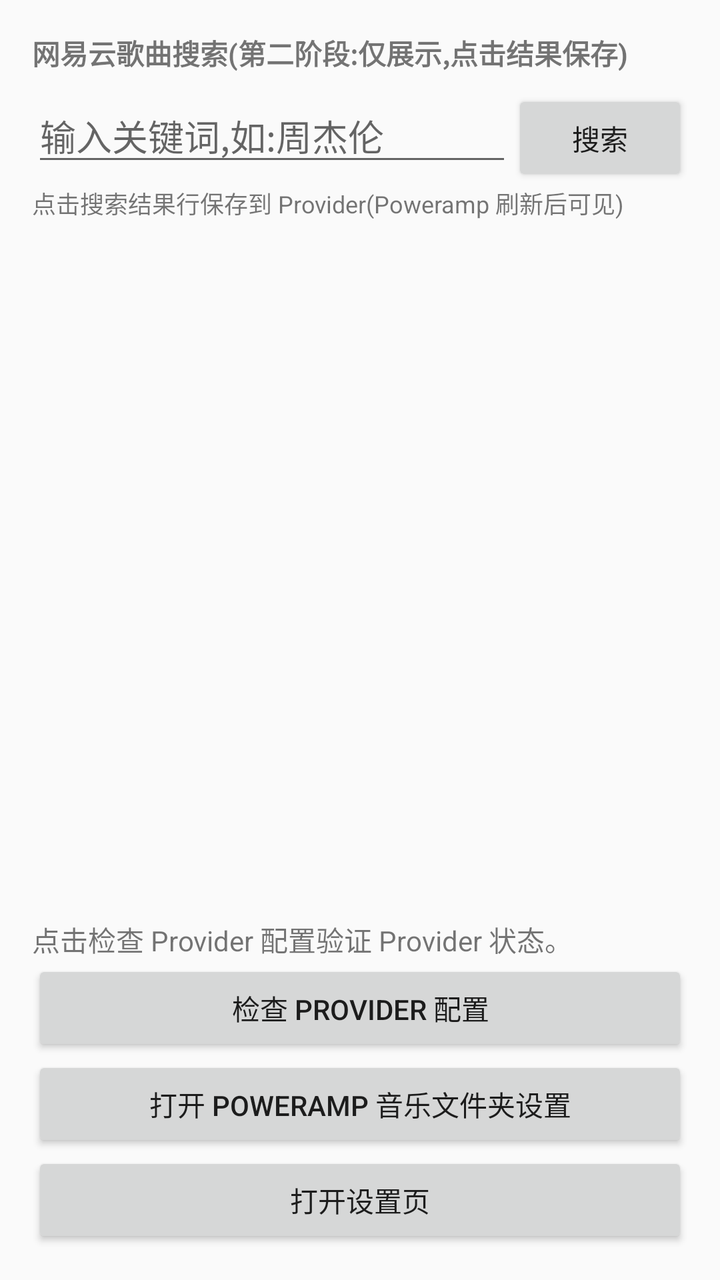
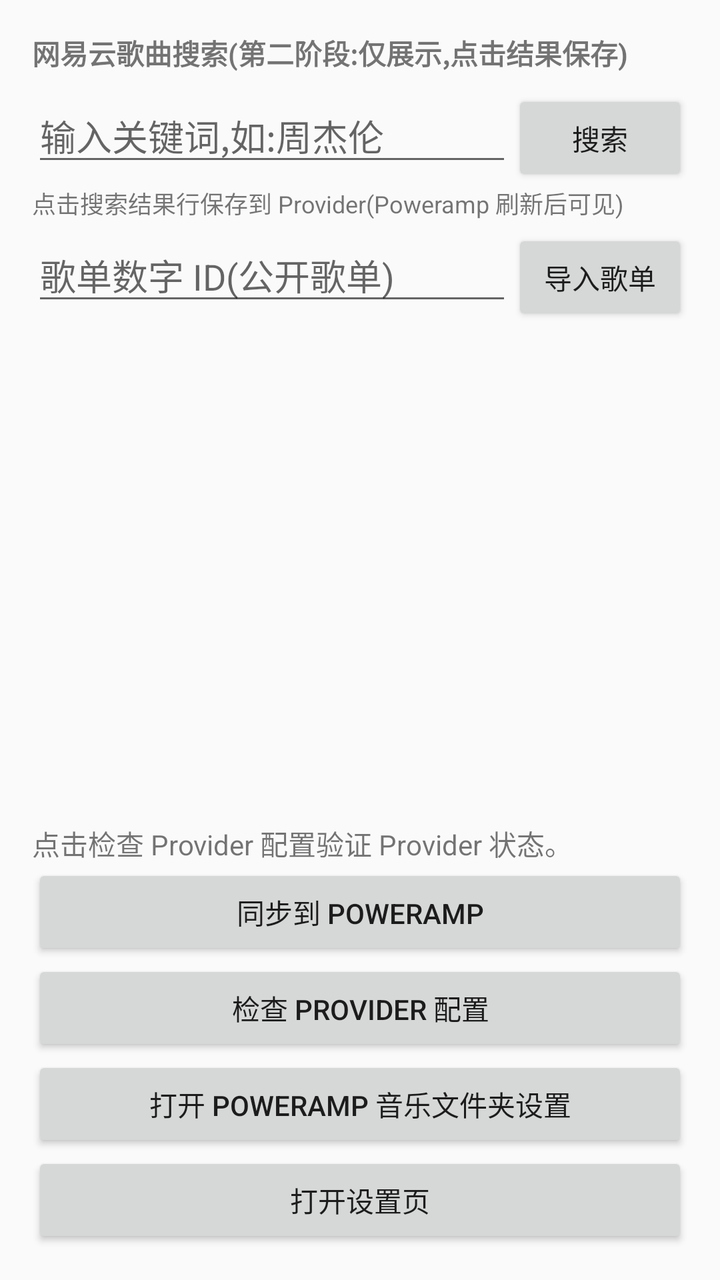

Two renders of the same Android screen: before a commit and after it. Below are the layout's source before the change and the commit's diff.
<!-- AndroidManifest.xml: application theme AppTheme -->
<!-- res/layout/activity_main.xml -->
<?xml version="1.0" encoding="utf-8"?>
<LinearLayout xmlns:android="http://schemas.android.com/apk/res/android"
	android:id="@+id/main_root"
	android:layout_width="match_parent"
	android:layout_height="match_parent"
	android:orientation="vertical"
	android:padding="16dp">

	
	<TextView
		android:layout_width="match_parent"
		android:layout_height="wrap_content"
		android:text="@string/search_header"
		android:textStyle="bold" />

	<LinearLayout
		android:layout_width="match_parent"
		android:layout_height="wrap_content"
		android:orientation="horizontal"
		android:layout_marginTop="8dp">

		<EditText
			android:id="@+id/search_keyword"
			android:layout_width="0dp"
			android:layout_height="wrap_content"
			android:layout_weight="1"
			android:hint="@string/search_hint"
			android:imeOptions="actionSearch"
			android:inputType="text"
			android:maxLines="1" />

		<Button
			android:id="@+id/btn_search"
			android:onClick="startSearch"
			android:text="@string/btn_search"
			android:layout_width="wrap_content"
			android:layout_height="wrap_content" />
	</LinearLayout>

	<TextView
		android:layout_width="match_parent"
		android:layout_height="wrap_content"
		android:textSize="12sp"
		android:text="@string/search_save_hint" />

	<ListView
		android:id="@+id/search_results"
		android:layout_width="match_parent"
		android:layout_height="0dp"
		android:layout_weight="1"
		android:layout_marginTop="4dp" />

	<TextView
		android:id="@+id/status"
		android:layout_width="match_parent"
		android:layout_height="wrap_content"
		android:layout_marginTop="8dp"
		android:text="@string/main_status_idle"
		android:textSize="14sp" />

	<Button
		android:id="@+id/btn_check"
		android:onClick="checkProviderConfig"
		android:text="@string/btn_check_provider"
		android:layout_width="match_parent"
		android:layout_height="wrap_content" />

	<Button
		android:id="@+id/btn_pa_folders"
		android:onClick="openPowerampMusicFolders"
		android:text="@string/btn_open_pa_music_folders"
		android:layout_width="match_parent"
		android:layout_height="wrap_content" />

	<Button
		android:id="@+id/btn_settings"
		android:onClick="openSettings"
		android:text="@string/btn_open_settings"
		android:layout_width="match_parent"
		android:layout_height="wrap_content" />
</LinearLayout>
<!-- resources referenced by this layout -->
<resources>
  <string name="btn_check_provider">检查 Provider 配置</string>
  <string name="btn_open_pa_music_folders">打开 Poweramp 音乐文件夹设置</string>
  <string name="btn_open_settings">打开设置页</string>
  <string name="btn_search">搜索</string>
  <string name="main_status_idle">点击"检查 Provider 配置"验证 Provider 状态。</string>
  <string name="search_header">网易云歌曲搜索(第二阶段:仅展示,点击结果保存)</string>
  <string name="search_hint">输入关键词,如:周杰伦</string>
  <string name="search_save_hint">点击搜索结果行保存到 Provider(Poweramp 刷新后可见)</string>
  <style name="AppTheme" parent="@android:style/Theme.Material.Light.DarkActionBar" />
</resources>

<!-- the commit's change to res/layout/activity_main.xml (unified diff, before → after) -->
@@ -43,6 +43,30 @@
 		android:textSize="12sp"
 		android:text="@string/search_save_hint" />
 
+	
+	<LinearLayout
+		android:layout_width="match_parent"
+		android:layout_height="wrap_content"
+		android:orientation="horizontal"
+		android:layout_marginTop="4dp">
+
+		<EditText
+			android:id="@+id/playlist_id"
+			android:layout_width="0dp"
+			android:layout_height="wrap_content"
+			android:layout_weight="1"
+			android:hint="@string/playlist_id_hint"
+			android:inputType="number"
+			android:maxLines="1" />
+
+		<Button
+			android:id="@+id/btn_import_playlist"
+			android:onClick="importPlaylist"
+			android:text="@string/btn_import_playlist"
+			android:layout_width="wrap_content"
+			android:layout_height="wrap_content" />
+	</LinearLayout>
+
 	<ListView
 		android:id="@+id/search_results"
 		android:layout_width="match_parent"
@@ -57,6 +81,13 @@
 		android:layout_marginTop="8dp"
 		android:text="@string/main_status_idle"
 		android:textSize="14sp" />
+
+	<Button
+		android:id="@+id/btn_sync"
+		android:onClick="syncProvider"
+		android:text="@string/btn_sync"
+		android:layout_width="match_parent"
+		android:layout_height="wrap_content" />
 
 	<Button
 		android:id="@+id/btn_check"
<!-- resource entries referenced after the edit -->
@@ -1,10 +1,13 @@
 <!-- resources referenced by this layout -->
 <resources>
   <string name="btn_check_provider">检查 Provider 配置</string>
+  <string name="btn_import_playlist">导入歌单</string>
   <string name="btn_open_pa_music_folders">打开 Poweramp 音乐文件夹设置</string>
   <string name="btn_open_settings">打开设置页</string>
   <string name="btn_search">搜索</string>
+  <string name="btn_sync">同步到 Poweramp</string>
   <string name="main_status_idle">点击"检查 Provider 配置"验证 Provider 状态。</string>
+  <string name="playlist_id_hint">歌单数字 ID(公开歌单)</string>
   <string name="search_header">网易云歌曲搜索(第二阶段:仅展示,点击结果保存)</string>
   <string name="search_hint">输入关键词,如:周杰伦</string>
   <string name="search_save_hint">点击搜索结果行保存到 Provider(Poweramp 刷新后可见)</string>
